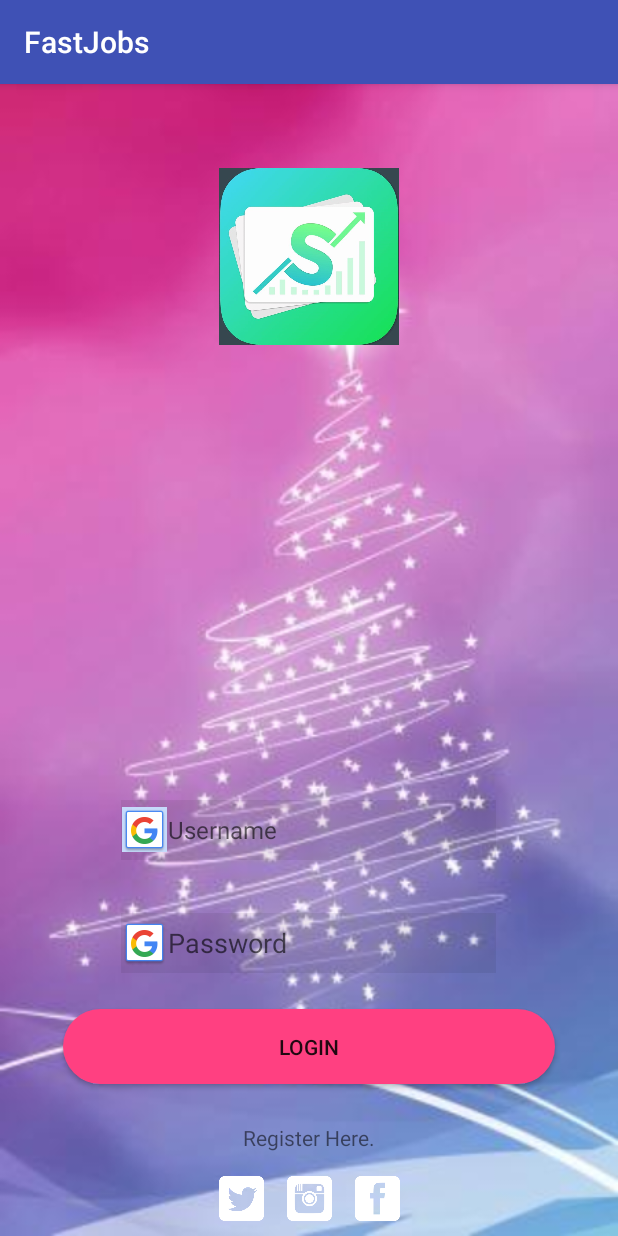
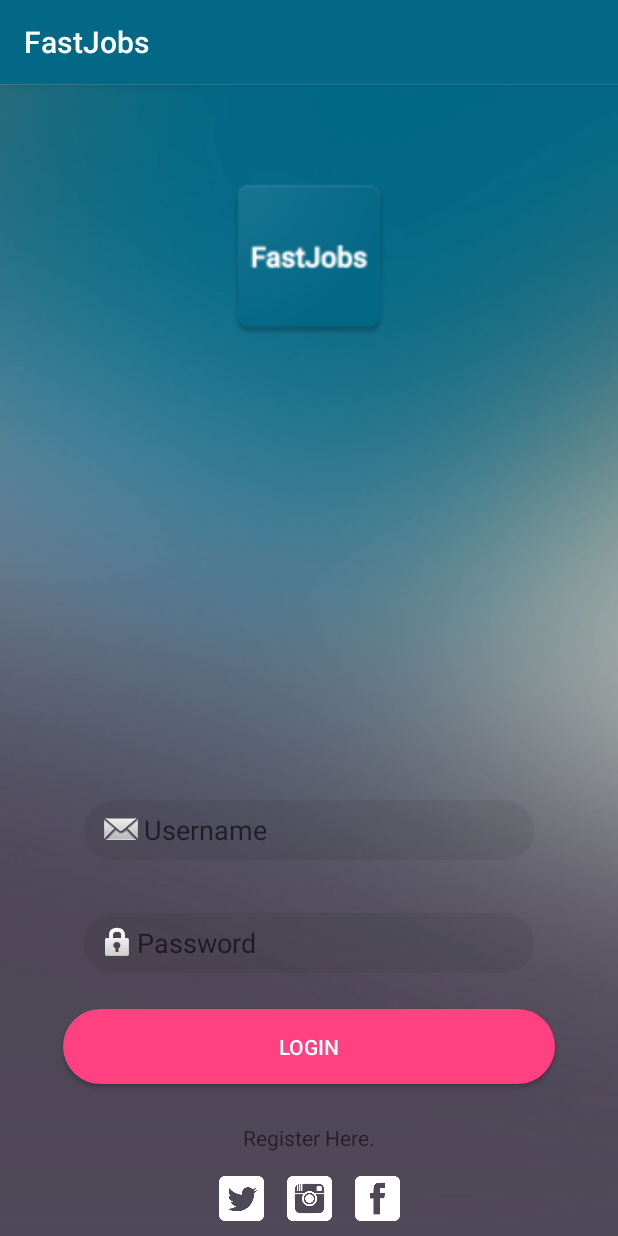
Before and after one commit to vanthai2704/AndroidFinalProject, an Android app: the screen it shows after launch (LoginActivity), on a phone screen of 412 x 824 dp. Run offline under Robolectric (Android 15) with nearby library versions, the phone set to English and light mode, and no system bars.

Commit message:
Update UI

```diff
--- a/FastJobs/app/src/main/AndroidManifest.xml
+++ b/FastJobs/app/src/main/AndroidManifest.xml
@@ -6,9 +6,9 @@
 
     <application
         android:allowBackup="true"
-        android:icon="@mipmap/ic_launcher"
+        android:icon="@drawable/ic_launcher"
         android:label="@string/app_name"
-        android:roundIcon="@mipmap/ic_launcher_round"
+        android:roundIcon="@drawable/ic_launcher"
         android:supportsRtl="true"
         android:theme="@style/AppTheme">
         <activity android:name=".MainActivity">
--- /dev/null
+++ b/FastJobs/app/src/main/res/drawable/rounded_edit_text.xml
@@ -0,0 +1,8 @@
+<?xml version="1.0" encoding="utf-8"?>
+<shape xmlns:android="http://schemas.android.com/apk/res/android"
+ android:shape="rectangle">
+    <solid android:color="#11000000"></solid>
+    <corners android:radius="150dp"></corners>
+
+
+</shape>
--- a/FastJobs/app/src/main/res/layout/activity_login.xml
+++ b/FastJobs/app/src/main/res/layout/activity_login.xml
@@ -4,7 +4,7 @@
     xmlns:tools="http://schemas.android.com/tools"
     android:layout_width="match_parent"
     android:layout_height="match_parent"
-    android:background="@drawable/login"
+    android:background="@drawable/background"
     tools:context=".View.LoginActivity">
 
     <ImageView
@@ -14,35 +14,38 @@
         android:layout_alignParentTop="true"
         android:layout_centerHorizontal="true"
         android:layout_marginTop="40dp"
-        app:srcCompat="@drawable/logo1" />
+        app:srcCompat="@drawable/ic_launcher" />
 
     <EditText
         android:id="@+id/username"
-        android:layout_width="250dp"
+        android:layout_width="300dp"
         android:layout_height="40dp"
-        android:background="#11000000"
-        android:drawableLeft="@drawable/common_google_signin_btn_icon_dark"
+        android:layout_above="@+id/password"
+        android:layout_centerHorizontal="true"
+        android:layout_marginBottom="35dp"
+        android:background="@drawable/rounded_edit_text"
+        android:drawableLeft="@android:drawable/sym_action_email"
         android:ems="10"
         android:hint="Username"
         android:inputType="textPersonName"
-        android:textSize="16dp"
-        android:layout_marginBottom="35dp"
-        android:layout_above="@+id/password"
-        android:layout_centerHorizontal="true" />
+        android:paddingStart="10dp"
+        android:paddingEnd="10dp" />
 
     <EditText
         android:id="@+id/password"
-        android:layout_width="250dp"
+        android:layout_width="300dp"
         android:layout_height="40dp"
         android:layout_above="@+id/login"
         android:layout_alignStart="@+id/username"
         android:layout_alignLeft="@+id/username"
         android:layout_marginBottom="24dp"
-        android:background="#11000000"
-        android:drawableLeft="@drawable/common_google_signin_btn_icon_dark"
+        android:background="@drawable/rounded_edit_text"
+        android:drawableLeft="@android:drawable/ic_lock_idle_lock"
         android:ems="10"
         android:hint="Password"
-        android:inputType="textPassword" />
+        android:inputType="textPassword"
+        android:paddingStart="10dp"
+        android:paddingEnd="10dp" />
 
     <TextView
         android:id="@+id/textView2"
@@ -95,5 +98,6 @@
         android:layout_marginBottom="101dp"
         android:background="@drawable/rounded_button"
         android:onClick="Login"
-        android:text="Login" />
+        android:text="Login"
+        android:textColor="@android:color/white" />
 </RelativeLayout>
--- a/FastJobs/app/src/main/res/values/colors.xml
+++ b/FastJobs/app/src/main/res/values/colors.xml
@@ -1,6 +1,6 @@
 <?xml version="1.0" encoding="utf-8"?>
 <resources>
-    <color name="colorPrimary">#3F51B5</color>
-    <color name="colorPrimaryDark">#303F9F</color>
+    <color name="colorPrimary">#036886</color>
+    <color name="colorPrimaryDark">#036886</color>
     <color name="colorAccent">#FF4081</color>
 </resources>
```
Also changed, not shown: FastJobs/app/src/main/res/drawable/background.jpg (added), FastJobs/app/src/main/res/drawable/ic_launcher.png (added).
